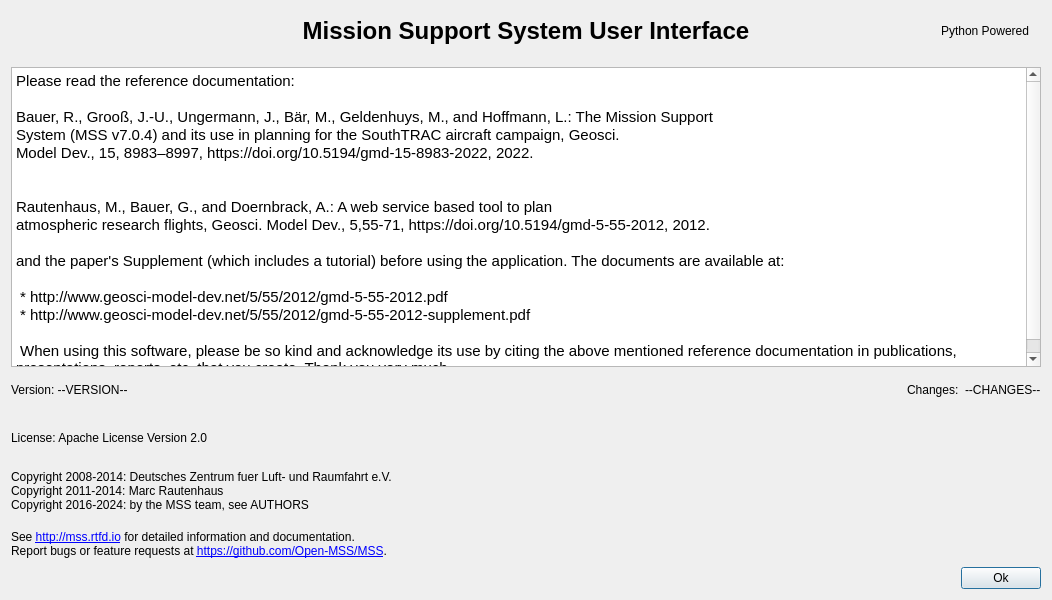
First picture: the form in mslib/msui/ui/ui_about_dialog.ui, repository Open-MSS/MSS, before the edit.
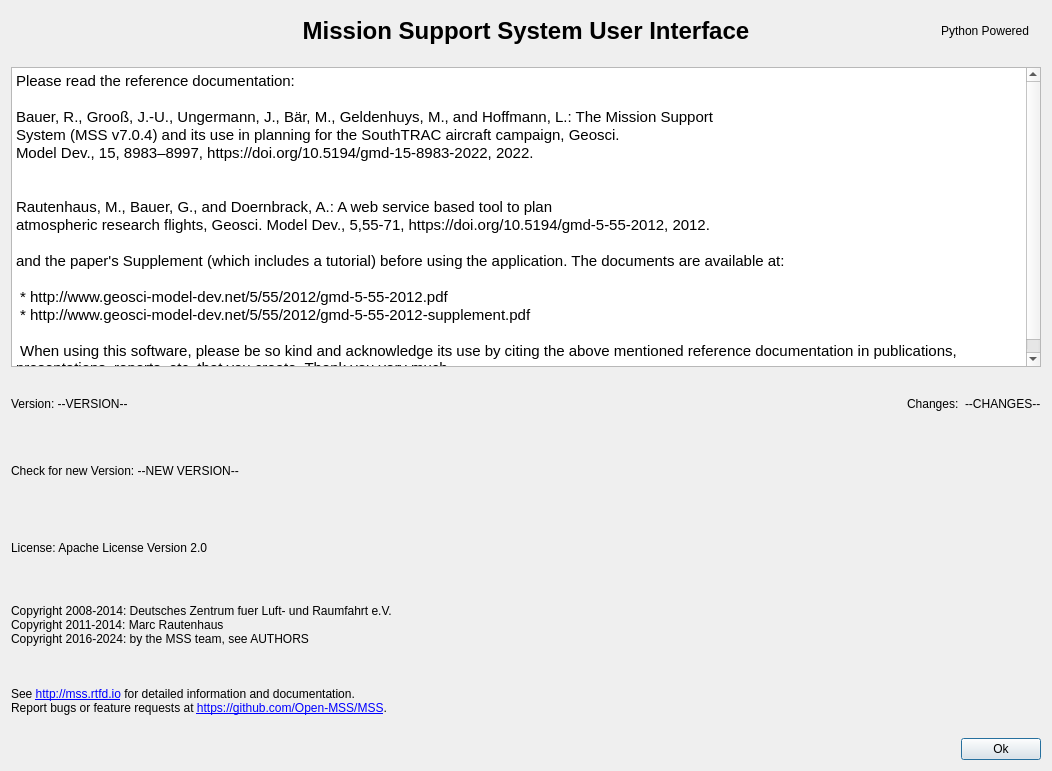
Second picture: the form after the edit.

The edit to the form file:
```diff
--- a/mslib/msui/ui/ui_about_dialog.ui
+++ b/mslib/msui/ui/ui_about_dialog.ui
@@ -7,7 +7,7 @@
     <x>0</x>
     <y>0</y>
     <width>1052</width>
-    <height>600</height>
+    <height>771</height>
    </rect>
   </property>
   <property name="sizePolicy">
@@ -193,6 +193,13 @@
        </item>
       </layout>
      </item>
+     <item>
+      <widget class="QLabel" name="lblNewVersion">
+       <property name="text">
+        <string>Check for new Version: --NEW VERSION--</string>
+       </property>
+      </widget>
+     </item>
      <item>
       <spacer name="verticalSpacer">
        <property name="orientation">
```
Left out of the diff: 34 changed lines with no effect on the pictures.
